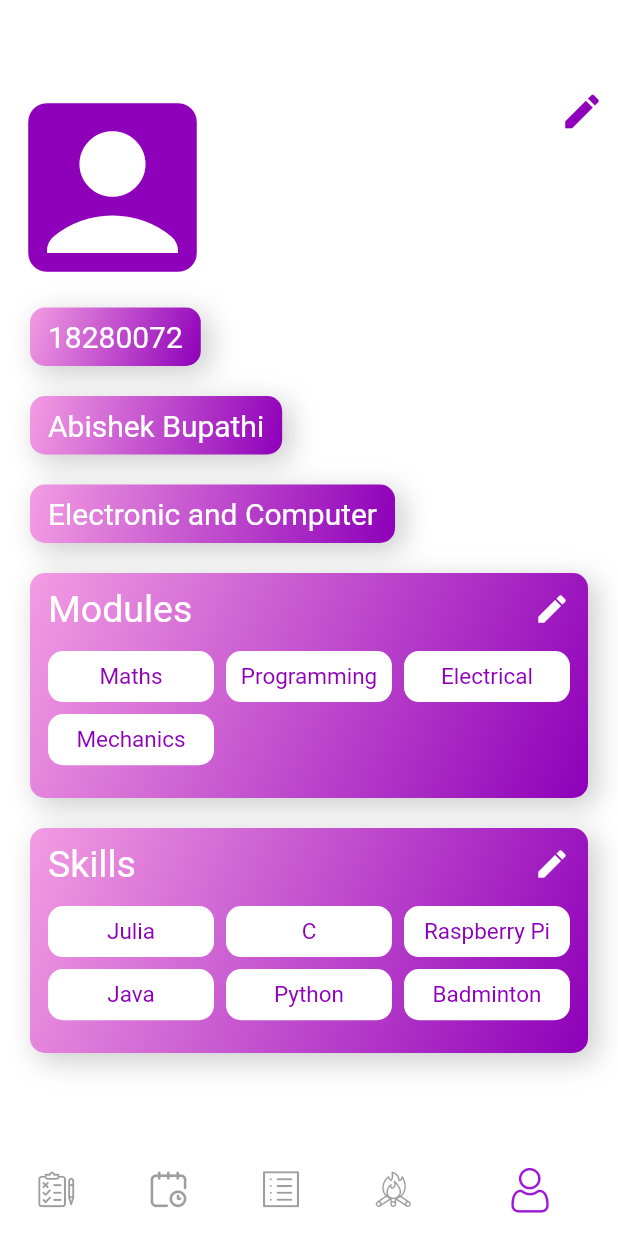
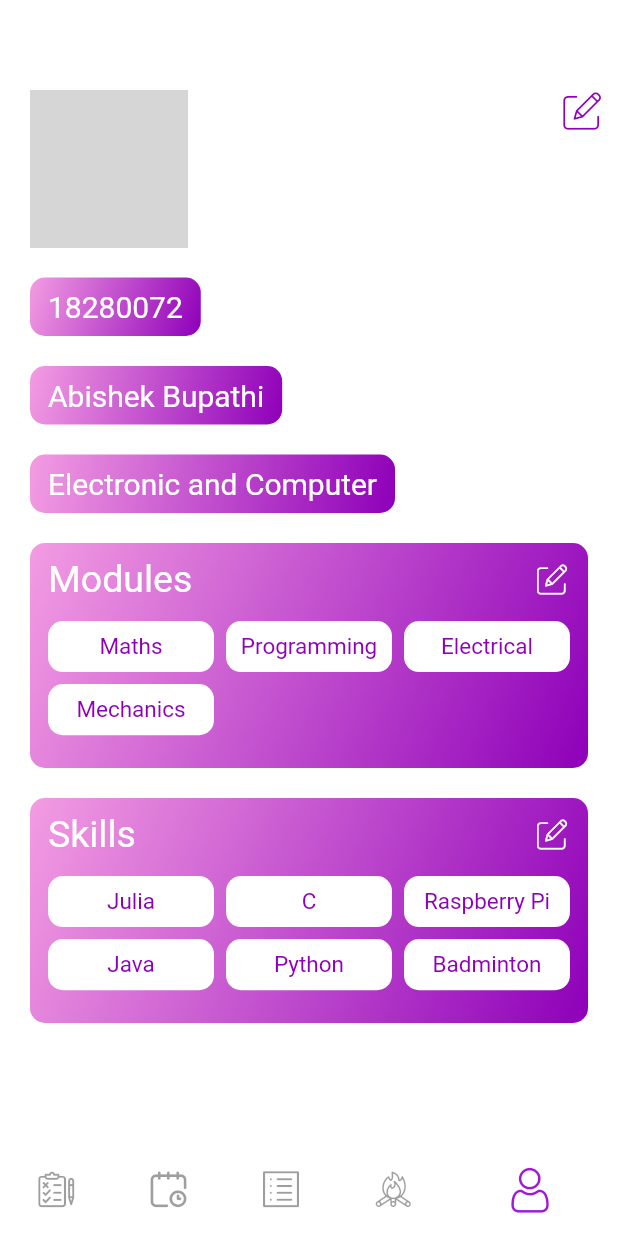
Before and after one commit to abishek-bupathi/college-companion, a Flutter app: the screen it shows after launch, swiped to page 5, on a phone screen of 412 x 824 dp. Run offline on Flutter 3.47's test engine with Material 2 defaults, Android fonts, the light colour scheme and no system bars; our stand-ins replace flutter_calendar_carousel, flutter_datetime_picker; grey boxes are pictures that could not be loaded.

Commit message:
AddedaAdded avatars and modified icons

```diff
--- a/lib/custom_icons.dart
+++ b/lib/custom_icons.dart
@@ -21,9 +21,12 @@ class CustomIcons {
   static const _kFontFam = 'CustomIcons';
   static const _kFontPkg = null;
 
-  static const IconData calendar = IconData(0xe800, fontFamily: _kFontFam, fontPackage: _kFontPkg);
+  static const IconData edit = IconData(0xe800, fontFamily: _kFontFam, fontPackage: _kFontPkg);
   static const IconData man_avatar = IconData(0xe801, fontFamily: _kFontFam, fontPackage: _kFontPkg);
-  static const IconData scout = IconData(0xe802, fontFamily: _kFontFam, fontPackage: _kFontPkg);
-  static const IconData test = IconData(0xe803, fontFamily: _kFontFam, fontPackage: _kFontPkg);
-  static const IconData list = IconData(0xe806, fontFamily: _kFontFam, fontPackage: _kFontPkg);
+  static const IconData test = IconData(0xe802, fontFamily: _kFontFam, fontPackage: _kFontPkg);
+  static const IconData scout = IconData(0xe803, fontFamily: _kFontFam, fontPackage: _kFontPkg);
+  static const IconData list = IconData(0xe804, fontFamily: _kFontFam, fontPackage: _kFontPkg);
+  static const IconData calendar = IconData(0xe805, fontFamily: _kFontFam, fontPackage: _kFontPkg);
+
+
 }
--- a/lib/profile.dart
+++ b/lib/profile.dart
@@ -1,3 +1,4 @@
+import 'package:college_companion/custom_icons.dart';
 import 'package:flutter/cupertino.dart';
 import 'package:flutter/material.dart';
 
@@ -12,6 +13,8 @@ class _ProfileState extends State<Profile> {
   List<String> modules = ["Maths", "Programming", "Electrical", "Mechanics"];
   List<String> skills = ["Julia","C","Raspberry Pi", "Java", "Python", "Badminton"];
   int light_purple = 0xFFF39CE2,dark_purple = 0xFF8E00B9;
+  String current_avatar = "assets/Avatars/063-batman.png";
+
   @override
   Widget build(BuildContext context) {
     return Container(
@@ -25,7 +28,8 @@ class _ProfileState extends State<Profile> {
       child: Scaffold(
           backgroundColor: Colors.transparent,
           body: Container(
-            padding: EdgeInsets.fromLTRB(0, 50, 0, 20),
+            padding: EdgeInsets.fromLTRB(20, 50, 0, 20),
+            alignment: Alignment.center,
             child: Column(
               crossAxisAlignment: CrossAxisAlignment.start,
 
@@ -34,15 +38,26 @@ class _ProfileState extends State<Profile> {
                   mainAxisAlignment: MainAxisAlignment.spaceBetween,
                   crossAxisAlignment: CrossAxisAlignment.start,
                   children: <Widget>[
-                    Icon(Icons.account_box, size: 150,color: Color(dark_purple),),
+                    Container(
+                      width: 105,
+                      height: 105,
+                      margin: EdgeInsets.fromLTRB(0, 10, 0, 0),
+                      decoration: BoxDecoration(
+                      //  borderRadius: BorderRadius.circular(10),
+                        image: DecorationImage(
+                            image: AssetImage(current_avatar), fit: BoxFit.cover),
+
+                      ),
+                    ),
                     IconButton(
-                      icon: Icon(Icons.edit, color: Color(dark_purple),size: 30,),
+                      icon: Icon(CustomIcons.edit, color: Color(dark_purple),size: 25,),
+                      onPressed: (){},
                     )
                   ],
                 ),
-                SizedBox(height: 5),
+                SizedBox(height: 20),
                 Container(
-                  padding: EdgeInsets.fromLTRB(20, 0, 20, 0),
+                  padding: EdgeInsets.fromLTRB(0, 0, 20, 0),
                   child: Column(
                     crossAxisAlignment: CrossAxisAlignment.start,
                     children: <Widget>[
@@ -50,14 +65,6 @@ class _ProfileState extends State<Profile> {
                     Container(
                       padding: EdgeInsets.fromLTRB(12, 8, 12, 8),
                       decoration: BoxDecoration(
-                          boxShadow: [
-                            BoxShadow(
-                              color: Colors.grey.withOpacity(0.5),
-                              spreadRadius: 1,
-                              blurRadius: 15,
-                              offset: Offset(5, 5), // changes position of shadow
-                            ),
-                          ],
                           shape: BoxShape.rectangle,
                           borderRadius: BorderRadius.circular(10),
                           gradient: LinearGradient(
@@ -72,14 +79,6 @@ class _ProfileState extends State<Profile> {
                     Container(
                         padding: EdgeInsets.fromLTRB(12, 8, 12, 8),
                         decoration: BoxDecoration(
-                            boxShadow: [
-                              BoxShadow(
-                                color: Colors.grey.withOpacity(0.5),
-                                spreadRadius: 1,
-                                blurRadius: 15,
-                                offset: Offset(5, 5), // changes position of shadow
-                              ),
-                            ],
                             shape: BoxShape.rectangle,
                             borderRadius: BorderRadius.circular(10),
                             gradient: LinearGradient(
@@ -101,14 +100,6 @@ class _ProfileState extends State<Profile> {
                                 begin: Alignment.topLeft,
                                 end: Alignment.bottomRight
                             ),
-                          boxShadow: [
-                            BoxShadow(
-                              color: Colors.grey.withOpacity(0.5),
-                              spreadRadius: 1,
-                              blurRadius: 15,
-                              offset: Offset(5, 5), // changes position of shadow
-                            ),
-                          ],
                         ),
                         child: Text(course,style: TextStyle(color: Colors.white, fontSize: 20),)
                     ),
@@ -124,15 +115,6 @@ class _ProfileState extends State<Profile> {
                                 begin: Alignment.topLeft,
                                 end: Alignment.bottomRight
                             ),
-                          boxShadow: [
-                            BoxShadow(
-                              color: Colors.grey.withOpacity(0.5),
-                              spreadRadius: 1,
-                              blurRadius: 15,
-                              offset: Offset(5, 5), // changes position of shadow
-                            ),
-                          ],
-
                         ),
                         child: Column(
                           mainAxisSize: MainAxisSize.min,
@@ -143,7 +125,7 @@ class _ProfileState extends State<Profile> {
                              children: <Widget>[
                                Text("Modules", style: TextStyle(color: Colors.white, fontSize: 25),),
                                IconButton(
-                                 icon: Icon(Icons.edit, color: Colors.white,),
+                                 icon: Icon(CustomIcons.edit, color: Colors.white,size: 20),
                                )
                              ],
                            ),
@@ -166,7 +148,16 @@ class _ProfileState extends State<Profile> {
                                   decoration: BoxDecoration(
                                     shape: BoxShape.rectangle,
                                     borderRadius: BorderRadius.circular(10),
-                                    color: Colors.white
+                                    color: Colors.white,
+                                /*    boxShadow: [
+                                      BoxShadow(
+                                        color: Colors.grey.withOpacity(0.5),
+                                        spreadRadius: 1,
+                                        blurRadius: 15,
+                                        offset: Offset(5, 5), // changes position of shadow
+                                      ),
+                                    ],*/
+
                                   ),
                                   padding: EdgeInsets.fromLTRB(3, 3, 3, 3),
                                   child: SingleChildScrollView(
@@ -192,14 +183,6 @@ class _ProfileState extends State<Profile> {
                                 begin: Alignment.topLeft,
                                 end: Alignment.bottomRight
                             ),
-                          boxShadow: [
-                            BoxShadow(
-                              color: Colors.grey.withOpacity(0.5),
-                              spreadRadius: 1,
-                              blurRadius: 15,
-                              offset: Offset(5, 5), // changes position of shadow
-                            ),
-                          ],
                         ),
                         child: Column(
                             mainAxisSize: MainAxisSize.min,
@@ -210,7 +193,7 @@ class _ProfileState extends State<Profile> {
                                 children: <Widget>[
                                   Text("Skills", style: TextStyle(color: Colors.white, fontSize: 25),),
                                   IconButton(
-                                    icon: Icon(Icons.edit, color: Colors.white,),
+                                    icon: Icon(CustomIcons.edit, color: Colors.white,size: 20),
                                   )
                                 ],
                               ),
@@ -233,7 +216,8 @@ class _ProfileState extends State<Profile> {
                                         decoration: BoxDecoration(
                                             shape: BoxShape.rectangle,
                                             borderRadius: BorderRadius.circular(10),
-                                            color: Colors.white
+                                            color: Colors.white,
+
                                         ),
                                         padding: EdgeInsets.fromLTRB(3, 3, 3, 3),
                                         child: SingleChildScrollView(
--- a/pubspec.yaml
+++ b/pubspec.yaml
@@ -47,6 +47,7 @@ flutter:
   # To add assets to your application, add an assets section, like this:
   assets:
    - assets/backgrounds/
+   - assets/Avatars/
 
   # An image asset can refer to one or more resolution-specific "variants", see
   # https://flutter.dev/assets-and-images/#resolution-aware.
```
Also changed, not shown: icons/CustomIcons.ttf.
